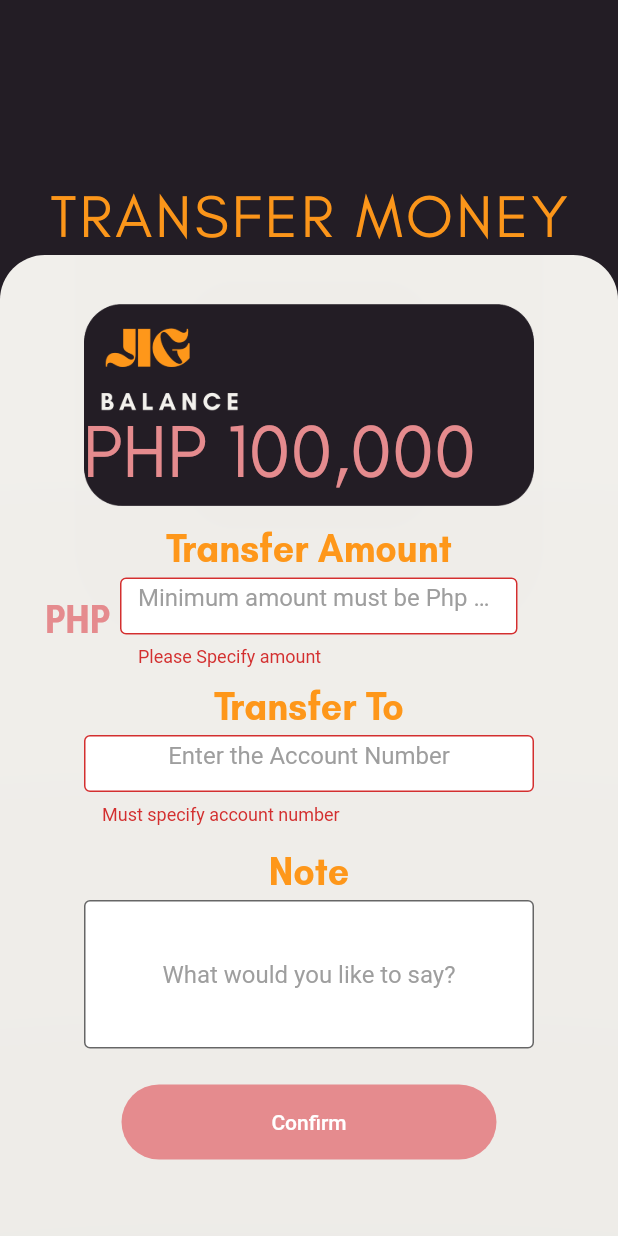
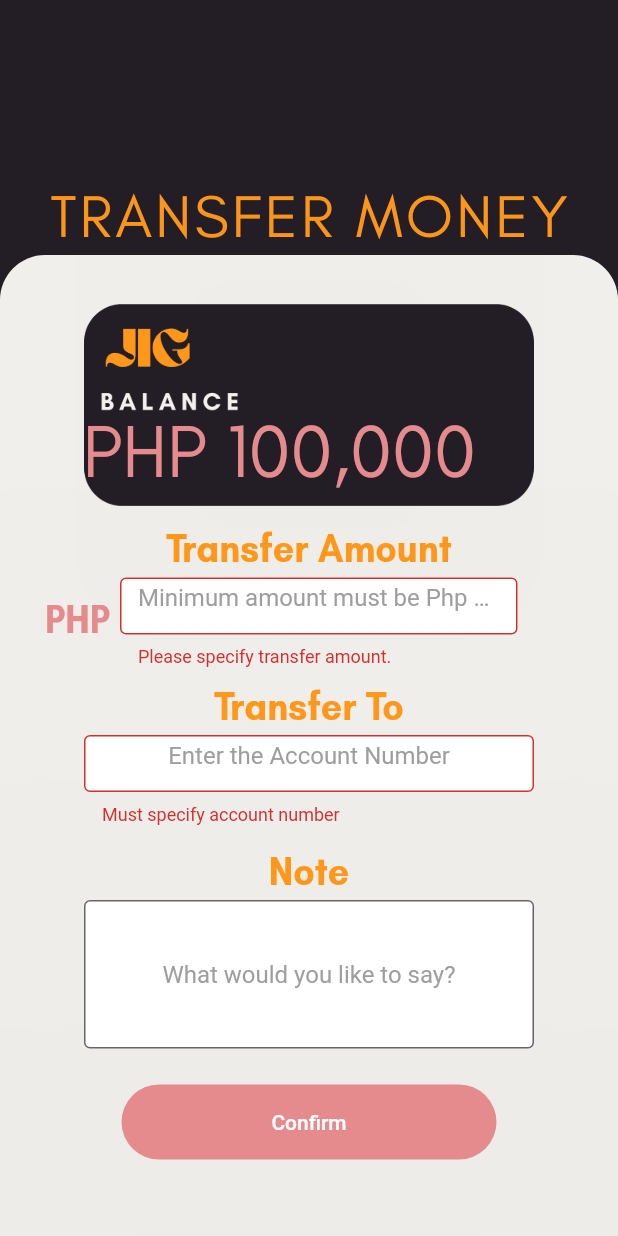
Before and after one commit to maye93/Mobile-Banking, a Flutter app: the TransferMoneyScreen screen opened directly, after a tap on "Confirm", on a phone screen of 412 x 824 dp. Run offline on Flutter 3.47's test engine with Material 2 defaults, Android fonts, the phone set to English and light mode, and no system bars; our stand-ins replace font_awesome_flutter.

Commit message:
updated code

```diff
--- a/lib/transfer.dart
+++ b/lib/transfer.dart
@@ -4,6 +4,14 @@ import 'package:flutter/services.dart';
 import 'package:intl/intl.dart';
 import 'DatabaseAccounts.dart';
 import 'confirmation_screen.dart';
+
+class PrivateAccount extends AdminAccount {
+  balance() {
+    return super.balance();
+  }
+}
+
+var f = NumberFormat('###,###');
 
 class Variables {
   static int moneyTransfer = 0;
@@ -13,16 +21,11 @@ class Variables {
   money(){
     return moneyTransfer;
   }
-}
 
-class PrivateAccount extends AdminAccount {
-  balance() {
-    return super.balance();
+  number(){
+    return transferAccDetails;
   }
 }
-
-var f = NumberFormat('###,###');
-
 
 class TransferMoneyScreen extends StatefulWidget {
   const TransferMoneyScreen({Key? key}) : super(key: key);
@@ -41,6 +44,12 @@ class TransferMoney extends State<TransferMoneyScreen> {
   final transferNote = TextEditingController();
   final _formkey = GlobalKey<FormState>();
   final InputError = SnackBar(content: Text('Invalid credentials'));
+  final String currentBalance = PrivateAccount().balance().toString();
+
+  currentMoney(){
+    int money = int.parse(currentBalance);
+    return money;
+  }
 
   @override
   Widget build(BuildContext context) {
@@ -104,7 +113,7 @@ class TransferMoney extends State<TransferMoneyScreen> {
                       top: 270,
                       left: 55,
                       child: Text(
-                        "PHP " + f.format(PrivateAccount().balance()).toString(),
+                        "PHP " + f.format(currentMoney()).toString(),
                         style: TextStyle(
                           decoration: TextDecoration.none,
                           fontFamily: 'Glacial',
@@ -148,9 +157,11 @@ class TransferMoney extends State<TransferMoneyScreen> {
                             controller: userTransferAmount,
                             validator: (value) {
                               if (value!.isEmpty) {
-                                return 'Please Specify amount';
+                                return 'Please specify transfer amount.';
                               } else if (int.tryParse(value)! < 200) {
-                                return 'Amount must not be less than Php 200.00';
+                                return 'Amount must be more than Php 200.';
+                               } else if (int.tryParse(value)! > currentMoney()) {
+                                return 'Amount must be less than Php '+f.format(currentMoney()).toString()+'.';
                               } else {
                                 return null;
                               }
@@ -254,11 +265,7 @@ class TransferMoney extends State<TransferMoneyScreen> {
                                 if (_formkey.currentState!.validate()) {
                                   Variables.moneyTransfer = int.parse(userTransferAmount.text);
                                   Variables.transferAccDetails = int.parse(transferCardDetails.text);
-                                  if (transferNote.text.isEmpty) {
-                                    Variables.transferNotes = "It looks like you haven't left a note...";
-                                  } else {
-                                    Variables.transferNotes = transferNote.text;
-                                  }
+                                  Variables.transferNotes = transferNote.text;
                                   Navigator.push(
                                     context,
                                     MaterialPageRoute(builder: (context) => ConfirmScreen()));
```
